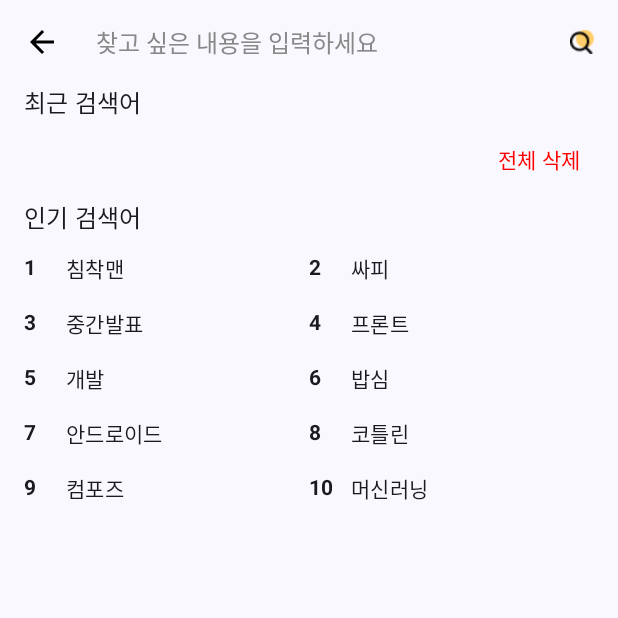
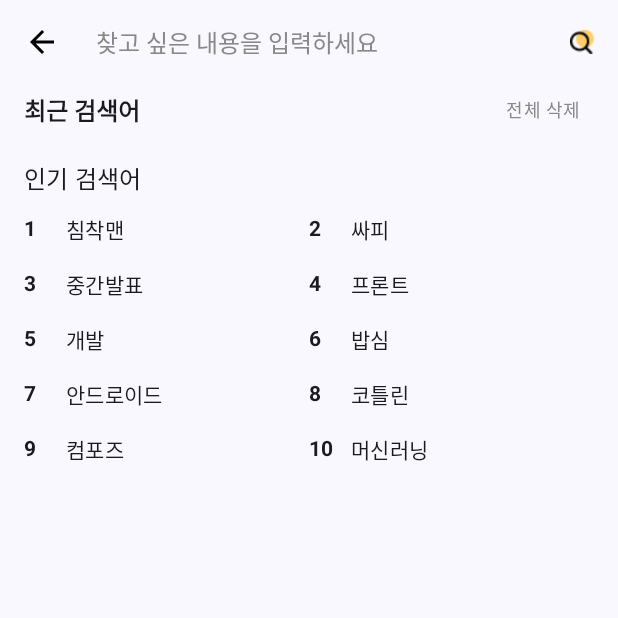
Before and after one commit to Gangto326/MODA, an Android app built with Jetpack Compose: the NewSearchScreen screen opened through its navigation route, on a phone screen of 412 x 824 dp, the top half of it. Run offline under Robolectric (Android 15) with nearby library versions, the phone set to English and light mode, and no system bars; our stand-ins replace accompanist; libraries missing offline, so code that uses them is left out: com.google.accompanist.navigation.

Commit message:
:bulb: Update. 검색 전체삭제 위치 수정

```diff
--- a/moda/app/src/main/java/com/example/modapjt/components/search/SearchKeyWordList.kt
+++ b/moda/app/src/main/java/com/example/modapjt/components/search/SearchKeyWordList.kt
@@ -2,18 +2,33 @@ package com.example.modapjt.components.search
 
 import android.content.Context
 import androidx.compose.foundation.clickable
-import androidx.compose.foundation.layout.*
+import androidx.compose.foundation.layout.Arrangement
+import androidx.compose.foundation.layout.Column
+import androidx.compose.foundation.layout.Row
+import androidx.compose.foundation.layout.Spacer
+import androidx.compose.foundation.layout.fillMaxWidth
+import androidx.compose.foundation.layout.height
+import androidx.compose.foundation.layout.padding
 import androidx.compose.foundation.lazy.LazyRow
 import androidx.compose.foundation.lazy.items
 import androidx.compose.material3.MaterialTheme
 import androidx.compose.material3.Text
-import androidx.compose.runtime.*
+import androidx.compose.runtime.Composable
+import androidx.compose.runtime.LaunchedEffect
+import androidx.compose.runtime.getValue
+import androidx.compose.runtime.mutableStateOf
+import androidx.compose.runtime.remember
+import androidx.compose.runtime.rememberCoroutineScope
+import androidx.compose.runtime.setValue
+import androidx.compose.ui.Alignment
 import androidx.compose.ui.Modifier
 import androidx.compose.ui.graphics.Color
 import androidx.compose.ui.unit.dp
+import androidx.compose.ui.unit.sp
+import com.example.modapjt.datastore.SearchKeywordDataStore
 import kotlinx.coroutines.flow.first
 import kotlinx.coroutines.launch
-import com.example.modapjt.datastore.SearchKeywordDataStore
+
 @Composable
 fun SearchKeywordList(context: Context) {
     val scope = rememberCoroutineScope()
@@ -23,36 +38,23 @@ fun SearchKeywordList(context: Context) {
         keywords = SearchKeywordDataStore.getKeywords(context).first()
     }
 
-    Column(modifier = Modifier.fillMaxWidth()) {
+    Column(modifier = Modifier.fillMaxWidth().padding(horizontal = 16.dp)) {
+        // 🔹 "최근 검색어" 왼쪽 위에 크게 표시, "전체 삭제" 오른쪽 끝에 작게 회색으로 배치
         Row(
-            modifier = Modifier
-                .fillMaxWidth()
-                .padding(horizontal = 16.dp),
-            horizontalArrangement = Arrangement.SpaceBetween
+            modifier = Modifier.fillMaxWidth(),
+            verticalAlignment = Alignment.CenterVertically
         ) {
-            LazyRow(
-                modifier = Modifier.weight(1f),
-                horizontalArrangement = Arrangement.spacedBy(8.dp)
-            ) {
-                items(keywords) { keyword ->
-                    SearchKeywordItem(
-                        keyword = keyword,
-                        onDelete = {
-                            scope.launch {
-                                val updatedKeywords = keywords.filter { it != keyword }
-                                SearchKeywordDataStore.saveKeywords(context, updatedKeywords)
-                                keywords = updatedKeywords // 🔹 UI 업데이트
-                            }
-                        }
-                    )
-                }
-            }
+            Text(
+                text = "최근 검색어",
+                style = MaterialTheme.typography.titleLarge.copy(fontSize = 16.sp),
+                fontWeight = androidx.compose.ui.text.font.FontWeight.Bold
+            )
 
-            Spacer(modifier = Modifier.width(8.dp)) // 여백 추가
+            Spacer(modifier = Modifier.weight(1f)) // 🔹 오른쪽 정렬
 
             Text(
                 text = "전체 삭제",
-                style = MaterialTheme.typography.bodyMedium.copy(color = Color.Red),
+                style = MaterialTheme.typography.bodySmall.copy(color = Color.Gray, fontSize = 12.sp),
                 modifier = Modifier
                     .clickable {
                         scope.launch {
@@ -63,5 +65,25 @@ fun SearchKeywordList(context: Context) {
                     .padding(8.dp)
             )
         }
+
+        Spacer(modifier = Modifier.height(8.dp)) // 🔹 최근 검색어와 리스트 사이 간격 추가
+
+        LazyRow(
+            modifier = Modifier.fillMaxWidth(),
+            horizontalArrangement = Arrangement.spacedBy(8.dp)
+        ) {
+            items(keywords) { keyword ->
+                SearchKeywordItem(
+                    keyword = keyword,
+                    onDelete = {
+                        scope.launch {
+                            val updatedKeywords = keywords.filter { it != keyword }
+                            SearchKeywordDataStore.saveKeywords(context, updatedKeywords)
+                            keywords = updatedKeywords // 🔹 UI 업데이트
+                        }
+                    }
+                )
+            }
+        }
     }
 }
--- a/moda/app/src/main/java/com/example/modapjt/domain/viewmodel/SearchViewModel.kt
+++ b/moda/app/src/main/java/com/example/modapjt/domain/viewmodel/SearchViewModel.kt
@@ -1,7 +1,5 @@
 package com.example.modapjt.domain.viewmodel
 
-import android.util.Log
-import androidx.compose.runtime.mutableStateListOf
 import androidx.lifecycle.ViewModel
 import androidx.lifecycle.viewModelScope
 import com.example.modapjt.data.api.RetrofitInstance
--- a/moda/app/src/main/java/com/example/modapjt/screen2/search/newSearchScreen.kt
+++ b/moda/app/src/main/java/com/example/modapjt/screen2/search/newSearchScreen.kt
@@ -97,7 +97,6 @@ fun NewSearchScreen(
             ) {
                 if (searchQuery.isEmpty()) {
                     // 🔹 검색어가 없을 때 최근 검색어 & 인기 검색어 표시
-                    item { SearchSubtitle(title = "최근 검색어", date = "", isDeletable = true, onDeleteAll = {/* 삭제 로직 */}) }
                     item { SearchKeywordList(context) }
                     item { SearchSubtitle(title = "인기 검색어", date = "25.02.02 기준") }
                     item { KeywordRankList() }
```
